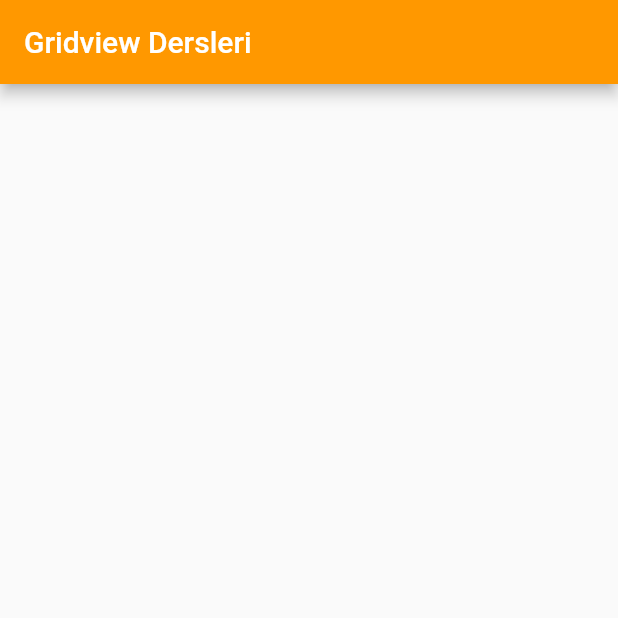
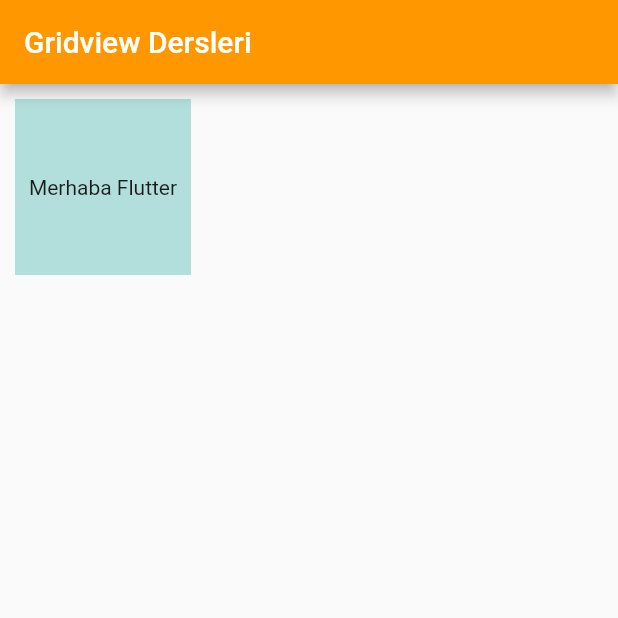
Before and after one commit to islamoktay/learning_process, a Flutter app: the screen it shows after launch, on a phone screen of 412 x 824 dp, the top half of it. Run offline on Flutter 3.47's test engine with Material 2 defaults, Android fonts, the phone set to English and light mode, and no system bars; our stand-ins replace flutter_easyloading.

Commit message:
studied more

```diff
--- a/flutter/flutter_grid_etc/lib/grid_view_kullanimi.dart
+++ b/flutter/flutter_grid_etc/lib/grid_view_kullanimi.dart
@@ -1,12 +1,26 @@
 import 'package:flutter/material.dart';
 
 class GridViewOrnek extends StatelessWidget {
-  const GridViewOrnek({ Key? key }) : super(key: key);
+  const GridViewOrnek({Key? key}) : super(key: key);
 
   @override
   Widget build(BuildContext context) {
-    return Container(
-
+    return GridView.count(
+      crossAxisCount: 3,
+      primary: false,
+      padding: EdgeInsets.all(10),
+      crossAxisSpacing: 20,
+      mainAxisSpacing: 40,
+      children: [
+        Container(
+          alignment: Alignment.center,
+          color: Colors.teal.shade100,
+          child: Text(
+            'Merhaba Flutter',
+            textAlign: TextAlign.center,
+          ),
+        ),
+      ],
     );
   }
 }
```
